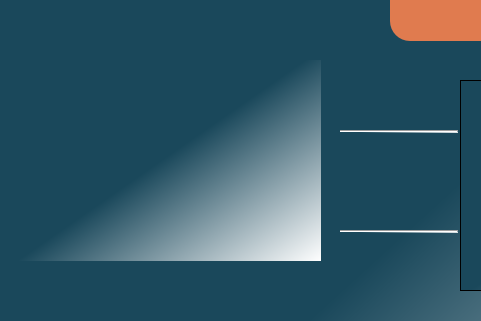
Old version of the form Interfaz/Ventana0.ui in the repository elesteban-os/MyPetsCR; both pictures show x 0 to 481 and y 150 to 471 of the 869 by 755 pixel window.
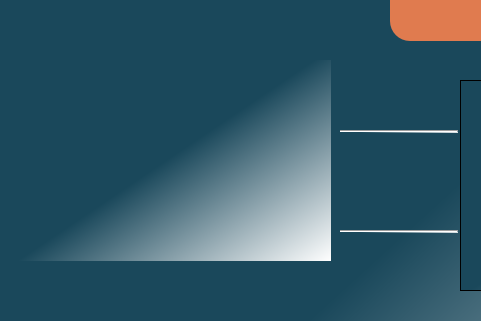
New version of the form. Icons and pictures are not drawn.

```diff
--- a/Interfaz/Ventana0.ui
+++ b/Interfaz/Ventana0.ui
@@ -102,7 +102,7 @@
      <rect>
       <x>10</x>
       <y>210</y>
-      <width>311</width>
+      <width>321</width>
       <height>201</height>
      </rect>
     </property>
```
